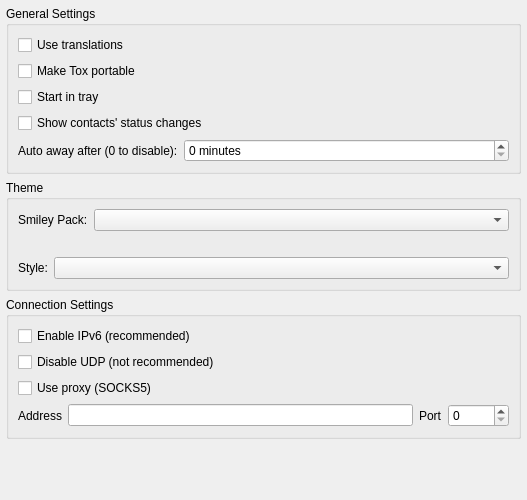
qTox/qTox, file src/widget/form/settings/generalsettings.ui: the form before one commit.
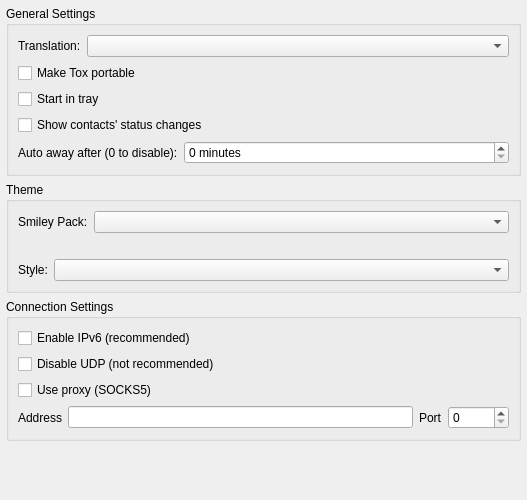
The form after the commit.

Commit message: add choose translations (restart required, dynamic changing is lots of work)

What changed in the file:
```diff
--- a/src/widget/form/settings/generalsettings.ui
+++ b/src/widget/form/settings/generalsettings.ui
@@ -30,11 +30,31 @@
      </property>
      <layout class="QVBoxLayout" name="verticalLayout_3">
       <item>
-       <widget class="QCheckBox" name="cbUseTranslations">
-        <property name="text">
-         <string extracomment="Text on a checkbox to enable translations">Use translations</string>
-        </property>
-       </widget>
+       <layout class="QHBoxLayout" name="transLayout">
+        <item>
+         <widget class="QLabel" name="transLabel">
+          <property name="toolTip">
+           <string>The translation may not load until qTox restarts.</string>
+          </property>
+          <property name="text">
+           <string>Translation:</string>
+          </property>
+         </widget>
+        </item>
+        <item>
+         <widget class="QComboBox" name="transComboBox">
+          <property name="sizePolicy">
+           <sizepolicy hsizetype="Expanding" vsizetype="Fixed">
+            <horstretch>0</horstretch>
+            <verstretch>0</verstretch>
+           </sizepolicy>
+          </property>
+          <property name="toolTip">
+           <string>The translation may not load until qTox restarts.</string>
+          </property>
+         </widget>
+        </item>
+       </layout>
       </item>
       <item>
        <widget class="QCheckBox" name="cbMakeToxPortable">
```
The commit also changes 7 other files.
